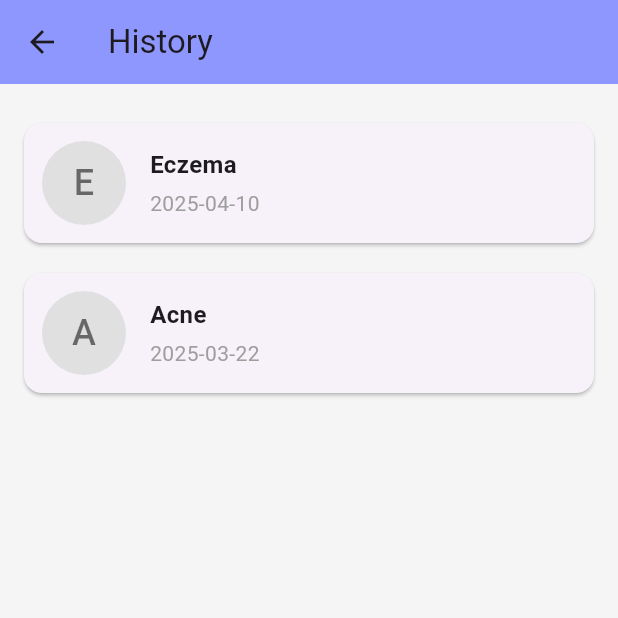
After one commit to elsheikh33/derma_scan, a Flutter app: the HistoryPage screen opened by its route, on a phone screen of 412 x 824 dp, the top half of it. The commit adds this screen. Run offline on Flutter 3.47's test engine with Material 3 defaults, Android fonts, the phone set to English and light mode, and no system bars; our stand-ins replace animated_text_kit, cloud_firestore, connectivity_plus, firebase_auth, firebase_core, fluttertoast and 3 more; accounts and stored records are empty.

Commit message:
added new stuff

```diff
--- a/lib/main.dart
+++ b/lib/main.dart
@@ -10,6 +10,7 @@ import 'package:grad/DiseasesDescription/urticariaDisease.dart';
 import 'package:grad/DiseasesDescription/vitiligoDisease.dart';
 import 'package:grad/DiseasesDescription/wartsDisease.dart';
 import 'package:grad/screens/Detect_page.dart';
+import 'package:grad/screens/History_page.dart';
 import 'package:grad/screens/Home_page.dart';
 import 'package:grad/screens/Locator_page.dart';
 import 'package:grad/screens/Login_page.dart';
@@ -74,6 +75,7 @@ class MyApp extends StatelessWidget {
         ProfilePage.id:(context) => ProfilePage(),
         DetectPage.id:(context)=>DetectPage(),
         LocatorPage.id:(context)=>LocatorPage(),
+        HistoryPage.id:(context)=>HistoryPage(),
         'herpes_zoster': (context) => HerpesPage(),
         'acne': (context) => AcnePage(),
         'psoriasis': (context) => PsoriasisPage(),
--- /dev/null
+++ b/lib/screens/History_page.dart
@@ -0,0 +1,91 @@
+import 'dart:convert';
+import 'package:flutter/material.dart';
+//import 'DetectionReportPage.dart'; // we'll create this next
+
+class HistoryPage extends StatelessWidget {
+  static const String id = 'History_page';
+
+  final List<Map<String, dynamic>> dummyHistory = [
+    {
+      'disease': 'Eczema',
+      'date': '2025-04-10',
+      'imageBase64': '', // placeholder (optional for now)
+      'report': 'Eczema is a skin condition that causes inflammation. Critical: Use corticosteroid cream. Non-Critical: Moisturize regularly. Avoid hot showers.'
+    },
+    {
+      'disease': 'Acne',
+      'date': '2025-03-22',
+      'imageBase64': '',
+      'report': 'Acne is caused by clogged pores. Critical: Use prescribed topical treatments. Non-Critical: Avoid oily products. Maintain face hygiene.'
+    }
+  ];
+
+  @override
+  Widget build(BuildContext context) {
+    return Scaffold(
+      backgroundColor: Color(0xFFF5F5F5),
+      appBar: AppBar(
+        title: Text("History"),
+        backgroundColor: Color(0xFF8E97FD),
+      ),
+      body: ListView.builder(
+        padding: const EdgeInsets.all(16),
+        itemCount: dummyHistory.length,
+        itemBuilder: (context, index) {
+          final item = dummyHistory[index];
+
+          return Card(
+            shape: RoundedRectangleBorder(borderRadius: BorderRadius.circular(12)),
+            margin: const EdgeInsets.symmetric(vertical: 10),
+            child: Padding(
+              padding: const EdgeInsets.all(12),
+              child: Row(
+                children: [
+                  CircleAvatar(
+                    radius: 28,
+                    backgroundColor: Colors.grey[300],
+                    child: Text(
+                      item['disease'][0],
+                      style: TextStyle(fontSize: 24, color: Colors.black54),
+                    ),
+                  ),
+                  const SizedBox(width: 16),
+                  Expanded(
+                    child: Column(
+                      crossAxisAlignment: CrossAxisAlignment.start,
+                      children: [
+                        Text(item['disease'], style: TextStyle(fontSize: 16, fontWeight: FontWeight.bold)),
+                        const SizedBox(height: 4),
+                        Text(item['date'], style: TextStyle(color: Colors.grey)),
+                      ],
+                    ),
+                  ),
+                  // ElevatedButton(
+                  //   onPressed: () {
+                  //     Navigator.push(
+                  //       context,
+                  //       // MaterialPageRoute(
+                  //       //   builder: (_) => DetectionReportPage(
+                  //       //     disease: item['disease'],
+                  //       //     date: item['date'],
+                  //       //     imageBase64: item['imageBase64'],
+                  //       //     report: item['report'],
+                  //       //   ),
+                  //       // ),
+                  //     );
+                  //   },
+                  //   style: ElevatedButton.styleFrom(
+                  //     backgroundColor: Color(0xFF8E97FD),
+                  //     foregroundColor: Colors.white,
+                  //   ),
+                  //   child: Text("View"),
+                  // ),
+                ],
+              ),
+            ),
+          );
+        },
+      ),
+    );
+  }
+}
```
